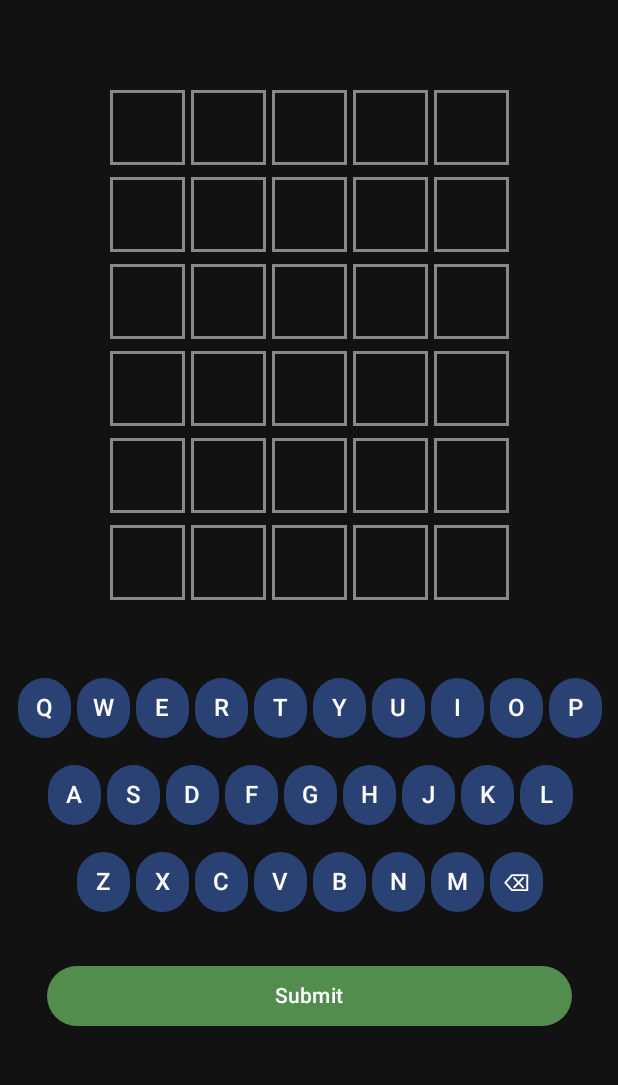
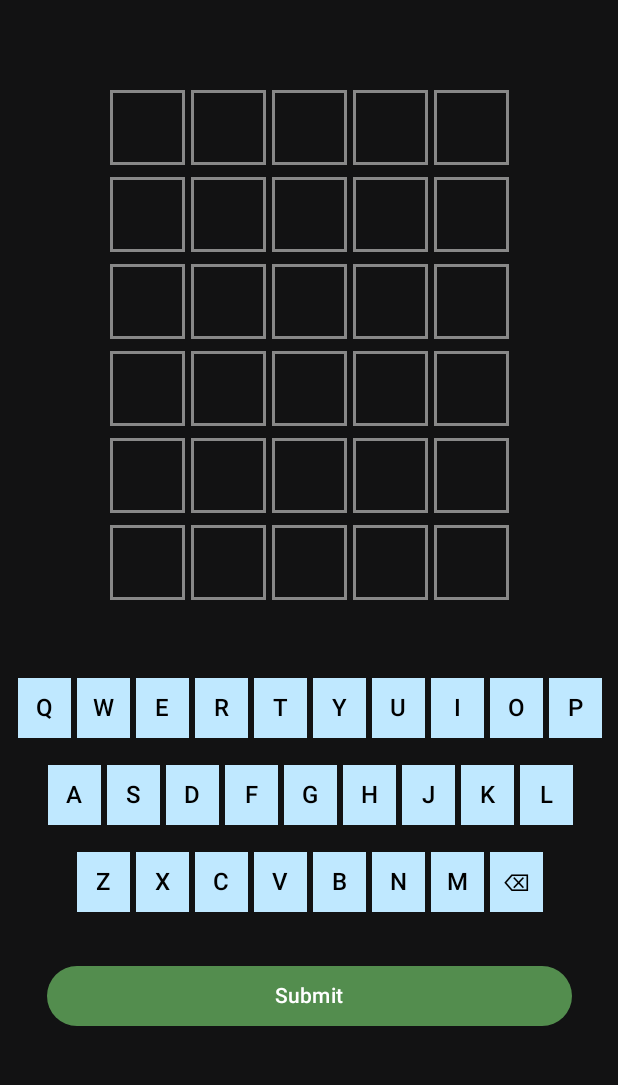
Before and after one commit to 1JuL/wordle-clone, an Android app built with Jetpack Compose: the GameScreen screen opened through its navigation route, after a tap on "Submit", on a phone screen of 412 x 824 dp, the part 96-1181 px from its top. Run offline under Robolectric (Android 15) with nearby library versions, the phone set to English and light mode, and no system bars.

```diff
--- a/app/src/main/java/com/example/wordle/presentation/components/OnScreenKeyboard.kt
+++ b/app/src/main/java/com/example/wordle/presentation/components/OnScreenKeyboard.kt
@@ -13,6 +13,8 @@ import androidx.compose.material3.Text
 import androidx.compose.runtime.Composable
 import androidx.compose.ui.Alignment
 import androidx.compose.ui.Modifier
+import androidx.compose.ui.graphics.Color
+import androidx.compose.ui.graphics.RectangleShape
 import androidx.compose.ui.tooling.preview.Preview
 import androidx.compose.ui.unit.dp
 import androidx.compose.ui.unit.sp
@@ -53,9 +55,12 @@ fun KeyboardKey(label: String, onClick: () -> Unit) {
     Button(
         onClick = onClick,
         colors = ButtonDefaults.buttonColors(
+            containerColor = Color(0xFFBFE8FF),
+            contentColor = Color.Black
         ),
+        shape = RectangleShape,
         modifier = Modifier.width(35.dp),
-        contentPadding = PaddingValues(0.dp) // Remove default padding
+        contentPadding = PaddingValues(0.dp)
 
     ) {
         Text(text = label, fontSize = 16.sp, modifier = Modifier.padding(0.dp))
--- a/app/src/main/java/com/example/wordle/presentation/screens/game/GameViewModel.kt
+++ b/app/src/main/java/com/example/wordle/presentation/screens/game/GameViewModel.kt
@@ -18,6 +18,10 @@ class GameViewModel : ViewModel() {
 
     val gameOver: Boolean
         get() = (attempts.isNotEmpty() && attempts.last() == target) || (attempts.size >= 6)
+
+    val gameWon: Boolean
+        get() = (attempts.isNotEmpty() && attempts.last() == target)
+
 
     private fun getRandomWord(): String {
         return allWords.random()
--- a/app/src/main/java/com/example/wordle/ui/theme/Theme.kt
+++ b/app/src/main/java/com/example/wordle/ui/theme/Theme.kt
@@ -257,7 +257,7 @@ fun WordleTheme(
     darkTheme: Boolean = isSystemInDarkTheme(),
     // Dynamic color is available on Android 12+
     dynamicColor: Boolean = true,
-    content: @Composable() () -> Unit
+    content: @Composable () -> Unit
 ) {
     val colorScheme = when {
         dynamicColor && Build.VERSION.SDK_INT >= Build.VERSION_CODES.S -> {
```
Also changed, not shown: app/src/main/java/com/example/wordle/presentation/screens/game/GameScreen.kt (+33 -40 lines).
